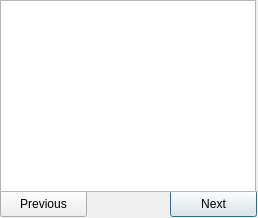
thenonameguy/matchfudebug, file ui_matcherofflinedebug.ui: the form before one commit.
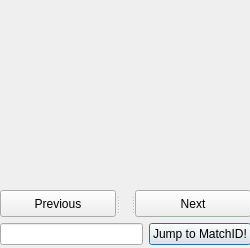
The form after the commit.

```diff
--- a/ui_matcherofflinedebug.ui
+++ b/ui_matcherofflinedebug.ui
@@ -6,54 +6,102 @@
    <rect>
     <x>0</x>
     <y>0</y>
-    <width>258</width>
-    <height>218</height>
+    <width>250</width>
+    <height>248</height>
    </rect>
   </property>
   <property name="windowTitle">
    <string>Matcher Debug</string>
   </property>
-  <widget class="QPushButton" name="btn_nextID">
-   <property name="geometry">
-    <rect>
-     <x>170</x>
-     <y>190</y>
-     <width>87</width>
-     <height>27</height>
-    </rect>
-   </property>
-   <property name="text">
-    <string>Next</string>
-   </property>
-  </widget>
-  <widget class="QPushButton" name="btn_prevID">
-   <property name="geometry">
-    <rect>
-     <x>0</x>
-     <y>190</y>
-     <width>87</width>
-     <height>27</height>
-    </rect>
-   </property>
-   <property name="text">
-    <string>Previous</string>
-   </property>
-  </widget>
-  <widget class="QListWidget" name="listWidget">
+  <property name="windowOpacity">
+   <double>1.000000000000000</double>
+  </property>
+  <property name="autoFillBackground">
+   <bool>false</bool>
+  </property>
+  <property name="modal">
+   <bool>false</bool>
+  </property>
+  <widget class="QLabel" name="biglabel">
    <property name="geometry">
     <rect>
      <x>0</x>
      <y>0</y>
-     <width>256</width>
-     <height>192</height>
+     <width>251</width>
+     <height>181</height>
     </rect>
    </property>
-   <property name="maximumSize">
-    <size>
-     <width>256</width>
-     <height>16777215</height>
-    </size>
+   <property name="text">
+    <string/>
    </property>
+   <property name="alignment">
+    <set>Qt::AlignLeading|Qt::AlignLeft|Qt::AlignTop</set>
+   </property>
+   <property name="wordWrap">
+    <bool>true</bool>
+   </property>
+  </widget>
+  <widget class="QWidget" name="">
+   <property name="geometry">
+    <rect>
+     <x>0</x>
+     <y>220</y>
+     <width>251</width>
+     <height>29</height>
+    </rect>
+   </property>
+   <layout class="QHBoxLayout" name="horizontalLayout">
+    <item>
+     <widget class="QLineEdit" name="inp_jump"/>
+    </item>
+    <item>
+     <widget class="QPushButton" name="btn_jump">
+      <property name="text">
+       <string>Jump to MatchID!</string>
+      </property>
+     </widget>
+    </item>
+   </layout>
+  </widget>
+  <widget class="QSplitter" name="splitter">
+   <property name="geometry">
+    <rect>
+     <x>0</x>
+     <y>190</y>
+     <width>251</width>
+     <height>27</height>
+    </rect>
+   </property>
+   <property name="orientation">
+    <enum>Qt::Horizontal</enum>
+   </property>
+   <widget class="QPushButton" name="btn_prevID">
+    <property name="text">
+     <string>Previous</string>
+    </property>
+   </widget>
+   <widget class="QLabel" name="label">
+    <property name="layoutDirection">
+     <enum>Qt::LeftToRight</enum>
+    </property>
+    <property name="text">
+     <string/>
+    </property>
+    <property name="alignment">
+     <set>Qt::AlignCenter</set>
+    </property>
+    <property name="wordWrap">
+     <bool>true</bool>
+    </property>
+    <property name="indent">
+     <number>-1</number>
+    </property>
+   </widget>
+   <widget class="QPushButton" name="btn_nextID">
+    <property name="text">
+     <string>Next</string>
+    </property>
+   </widget>
   </widget>
  </widget>
  <resources/>
```
Left out of the diff: 3 changed lines with no effect on the pictures.
